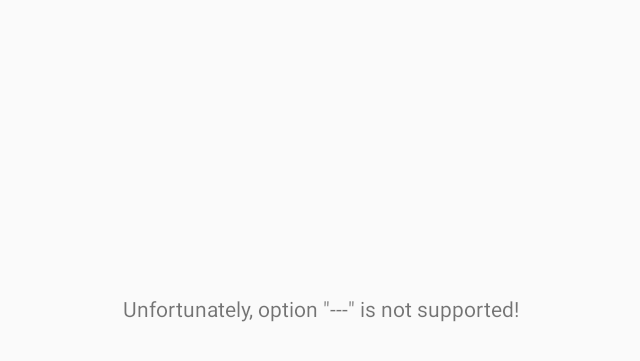
After one commit to shanemat/Cerberus, an Android app: the fragment DummyFragment placed in its activity, on a phone screen of 824 x 412 dp (held sideways). The commit adds this screen. Shown: the top 361 px of the screen, without its empty margins (298-938 px from the left). Run offline under Robolectric (Android 15) with nearby library versions, the phone set to English and light mode, and no system bars.

Commit message:
Add dummy fragment for handling unsupported options

```diff
--- a/app/src/main/java/cz/cvut/fit/android/cerberus/presentation/MainActivity.kt
+++ b/app/src/main/java/cz/cvut/fit/android/cerberus/presentation/MainActivity.kt
@@ -8,6 +8,8 @@ import android.widget.AdapterView
 import cz.cvut.fit.android.cerberus.R
 import cz.cvut.fit.android.cerberus.presentation.drawer.DrawerAdapter
 import cz.cvut.fit.android.cerberus.presentation.drawer.DrawerItem
+import cz.cvut.fit.android.cerberus.presentation.dummy.DummyFragment
+import cz.cvut.fit.android.cerberus.presentation.story.StoryFragment
 import kotlinx.android.synthetic.main.a_drawer.*
 
 class MainActivity : AppCompatActivity() {
@@ -49,9 +51,8 @@ class MainActivity : AppCompatActivity() {
     }
 
     private fun selectFragmentByPickedOption(item: DrawerItem): Fragment? {
-        return when (item.textResourceID) {
-            else -> null
-        }
+        val optionName = resources.getString(item.textResourceID)
+        return DummyFragment.newInstance(optionName)
     }
 
     private fun displayFragmentOnScreen(fragment: Fragment) {
--- /dev/null
+++ b/app/src/main/java/cz/cvut/fit/android/cerberus/presentation/dummy/DummyFragment.kt
@@ -0,0 +1,51 @@
+package cz.cvut.fit.android.cerberus.presentation.dummy
+
+import android.os.Bundle
+import android.support.v4.app.Fragment
+import android.view.LayoutInflater
+import android.view.View
+import android.view.ViewGroup
+import cz.cvut.fit.android.cerberus.R
+import kotlinx.android.synthetic.main.f_dummy.*
+
+class DummyFragment internal constructor() : Fragment() {
+
+    private lateinit var optionName: String
+
+    companion object Creator {
+
+        const val ARGS_OPTION_NAME = "optionName"
+        const val UNKNOWN_OPTION = "---"
+
+        fun newInstance(optionName: String) : DummyFragment {
+            val fragment = DummyFragment()
+
+            val arguments = Bundle()
+            arguments.putString(ARGS_OPTION_NAME, optionName)
+
+            fragment.arguments = arguments
+            return fragment
+        }
+    }
+
+    override fun onCreate(savedInstanceState: Bundle?) {
+        super.onCreate(savedInstanceState)
+
+        optionName = arguments?.getString(ARGS_OPTION_NAME) ?: UNKNOWN_OPTION
+    }
+
+    override fun onCreateView(inflater: LayoutInflater, container: ViewGroup?, savedInstanceState: Bundle?): View? {
+        return inflater.inflate(R.layout.f_dummy, container, false)
+    }
+
+    override fun onStart() {
+        super.onStart()
+
+        setUpErrorTextView()
+    }
+
+    private fun setUpErrorTextView() {
+        val errorText = resources.getString(R.string.unsupported_option, optionName)
+        errorTextView.text = errorText
+    }
+}
--- /dev/null
+++ b/app/src/main/res/layout/f_dummy.xml
@@ -0,0 +1,18 @@
+<?xml version="1.0" encoding="utf-8"?>
+<LinearLayout
+    xmlns:android="http://schemas.android.com/apk/res/android"
+
+    android:orientation="vertical"
+
+    android:layout_width="match_parent"
+    android:layout_height="match_parent">
+
+    <TextView
+        android:id="@+id/errorTextView"
+
+        android:layout_width="match_parent"
+        android:layout_height="match_parent"
+
+        android:gravity="center"/>
+
+</LinearLayout>
--- a/app/src/main/res/values/strings.xml
+++ b/app/src/main/res/values/strings.xml
@@ -1,3 +1,5 @@
 <resources>
     <string name="app_name">Cerberus</string>
+
+    <string name="unsupported_option">Unfortunately, option \"%1$s\" is not supported!</string>
 </resources>
```
Also changed, not shown: 1 other file.
